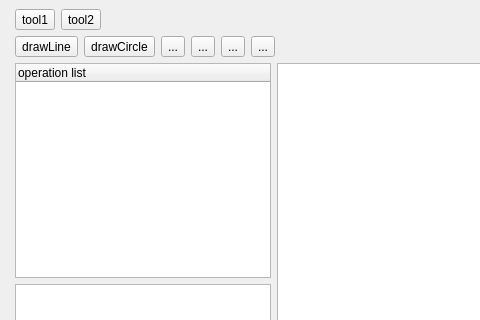
Old version of the form mainwindow.ui in the repository joey674/LaserCAD_QT; both pictures show x 0 to 480 and y 0 to 320 of the 1020 by 529 pixel window.
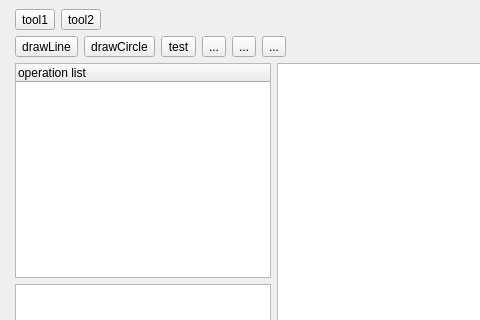
New version of the form. Custom widgets are drawn as their Qt base class.

Commit message: feat: property table

What changed in the file:
```diff
--- a/mainwindow.ui
+++ b/mainwindow.ui
@@ -107,7 +107,7 @@
       <item>
        <widget class="QToolButton" name="toolButton_3">
         <property name="text">
-         <string>...</string>
+         <string>test</string>
         </property>
         <property name="checkable">
          <bool>false</bool>
```
Left out of the diff: 2 changed lines with no effect on the pictures. The commit also changes 2 other files.
